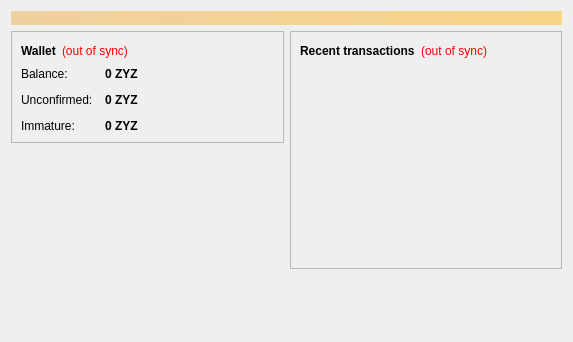
The window that src/qt/forms/overviewpage.ui (UmbrellaHoldings/ULTC) describes before a commit, drawn with Qt 5.
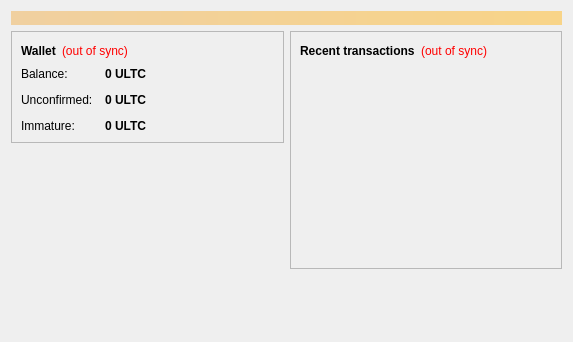
The same window after the commit. Icons and pictures are not drawn.

The edit to the form file:
```diff
--- a/src/qt/forms/overviewpage.ui
+++ b/src/qt/forms/overviewpage.ui
@@ -122,7 +122,7 @@
                <string>Your current balance</string>
               </property>
               <property name="text">
-               <string notr="true">0 ZYZ</string>
+               <string notr="true">0 ULTC</string>
               </property>
               <property name="textInteractionFlags">
                <set>Qt::LinksAccessibleByMouse|Qt::TextSelectableByKeyboard|Qt::TextSelectableByMouse</set>
@@ -151,7 +151,7 @@
                <string>Total of transactions that have yet to be confirmed, and do not yet count toward the current balance</string>
               </property>
               <property name="text">
-               <string notr="true">0 ZYZ</string>
+               <string notr="true">0 ULTC</string>
               </property>
               <property name="textInteractionFlags">
                <set>Qt::LinksAccessibleByMouse|Qt::TextSelectableByKeyboard|Qt::TextSelectableByMouse</set>
@@ -177,7 +177,7 @@
                <string>Mined balance that has not yet matured</string>
               </property>
               <property name="text">
-               <string notr="true">0 ZYZ</string>
+               <string notr="true">0 ULTC</string>
               </property>
               <property name="textInteractionFlags">
                <set>Qt::LinksAccessibleByMouse|Qt::TextSelectableByKeyboard|Qt::TextSelectableByMouse</set>
```
Left out of the diff: 4 changed lines with no effect on the pictures.
